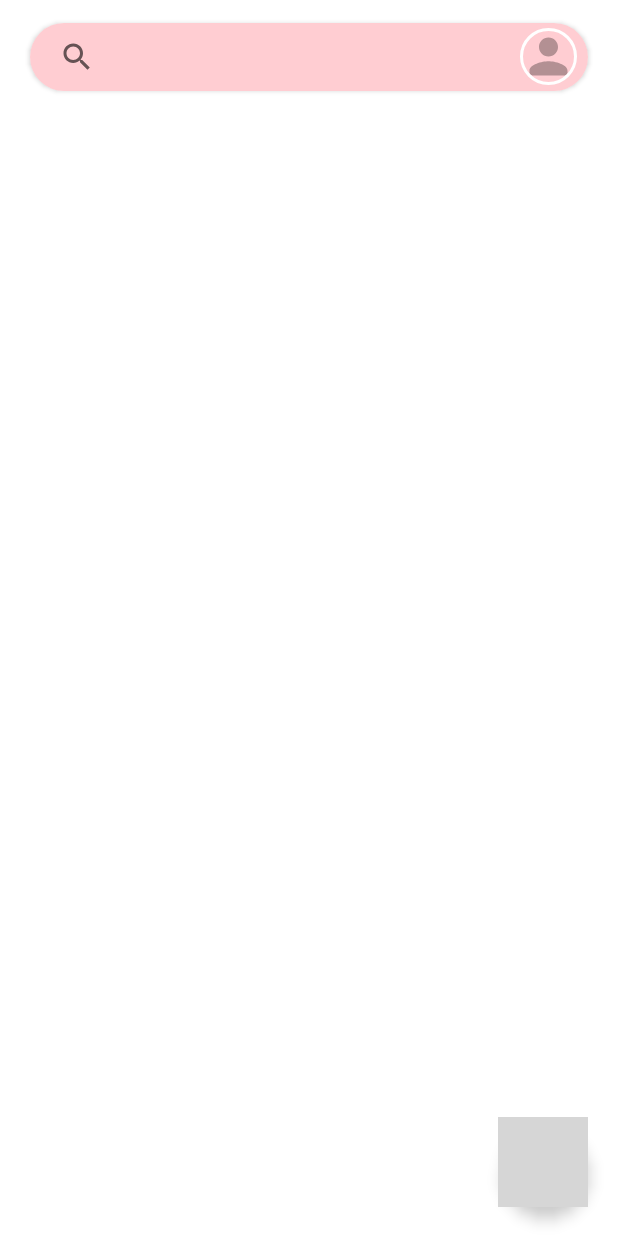
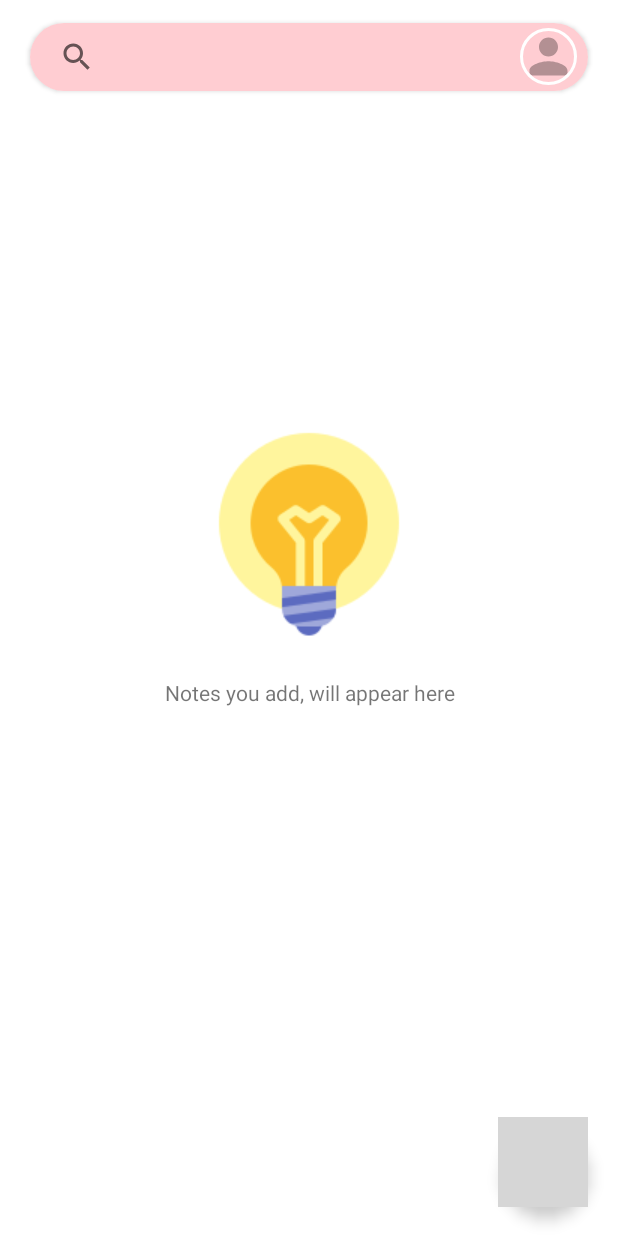
Before and after one commit to daudhrimon/Simple-NotePad-App, an Android app: the fragment HomeFragment placed in its activity, on a phone screen of 412 x 824 dp. Run offline under Robolectric (Android 15) with nearby library versions, the phone set to English and light mode, and no system bars; our stand-ins replace CircleImageView, Firebase (no records; nobody signed in at launch, a user with empty details on screens opened directly), Picasso; grey boxes are pictures that could not be loaded.

Commit message:
just need code Serialize

```diff
--- a/app/build.gradle
+++ b/app/build.gradle
@@ -36,10 +36,12 @@ dependencies {
     implementation 'androidx.legacy:legacy-support-v4:1.0.0'
     implementation 'com.google.firebase:firebase-auth:21.0.2'
     implementation 'com.google.firebase:firebase-database:20.0.4'
+    implementation 'com.google.firebase:firebase-storage:19.1.1'
     testImplementation 'junit:junit:4.13.2'
     androidTestImplementation 'androidx.test.ext:junit:1.1.3'
     androidTestImplementation 'androidx.test.espresso:espresso-core:3.4.0'
     //Circle ImageView
     implementation 'de.hdodenhof:circleimageview:3.1.0'
-
+    //picasso
+    implementation 'com.squareup.picasso:picasso:2.71828'
 }
--- a/app/src/main/AndroidManifest.xml
+++ b/app/src/main/AndroidManifest.xml
@@ -3,6 +3,8 @@
     package="com.daud.simplenotepad">
 
     <uses-permission android:name="android.permission.INTERNET"/>
+    <uses-permission android:name="android.permission.READ_EXTERNAL_STORAGE"/>
+    <uses-permission android:name="android.permission.WRITE_EXTERNAL_STORAGE"/>
 
     <application
         android:allowBackup="true"
--- a/app/src/main/java/com/daud/simplenotepad/SignUpFragment.java
+++ b/app/src/main/java/com/daud/simplenotepad/SignUpFragment.java
@@ -88,6 +88,7 @@ public class SignUpFragment extends Fragment {
                     HashMap<String,Object> profileMAp = new HashMap<>();
                     profileMAp.put("Name",nameIn);
                     profileMAp.put("Email",emailIn);
+                    profileMAp.put("Image","");
                     profileMAp.put("userId",userId);
                     profileRef.setValue(profileMAp).addOnCompleteListener(new OnCompleteListener<Void>() {
                         @Override
--- a/app/src/main/res/layout/fragment_home.xml
+++ b/app/src/main/res/layout/fragment_home.xml
@@ -69,7 +69,30 @@
             android:paddingStart="7dp"
             android:paddingTop="7dp"
             android:paddingEnd="7dp"
-            android:paddingBottom="0dp" />
+            android:paddingBottom="0dp"
+            android:visibility="gone"/>
+
+        <LinearLayout
+            android:id="@+id/emptyNotice"
+            android:layout_width="match_parent"
+            android:layout_height="wrap_content"
+            android:layout_marginTop="222dp"
+            android:orientation="vertical">
+
+            <ImageView
+                android:layout_width="wrap_content"
+                android:layout_height="wrap_content"
+                android:layout_gravity="center"
+                android:src="@drawable/idea" />
+
+            <TextView
+                android:layout_width="match_parent"
+                android:layout_height="wrap_content"
+                android:layout_marginTop="25dp"
+                android:text="Notes you add, will appear here"
+                android:textAlignment="center" />
+
+        </LinearLayout>
 
     </LinearLayout>
 
```
Also changed, not shown: app/src/main/java/com/daud/simplenotepad/HomeFragment.java (+97 -32 lines), app/src/main/java/com/daud/simplenotepad/MainActivity.java (+6 -5 lines), app/src/main/res/drawable/idea.png (added).
